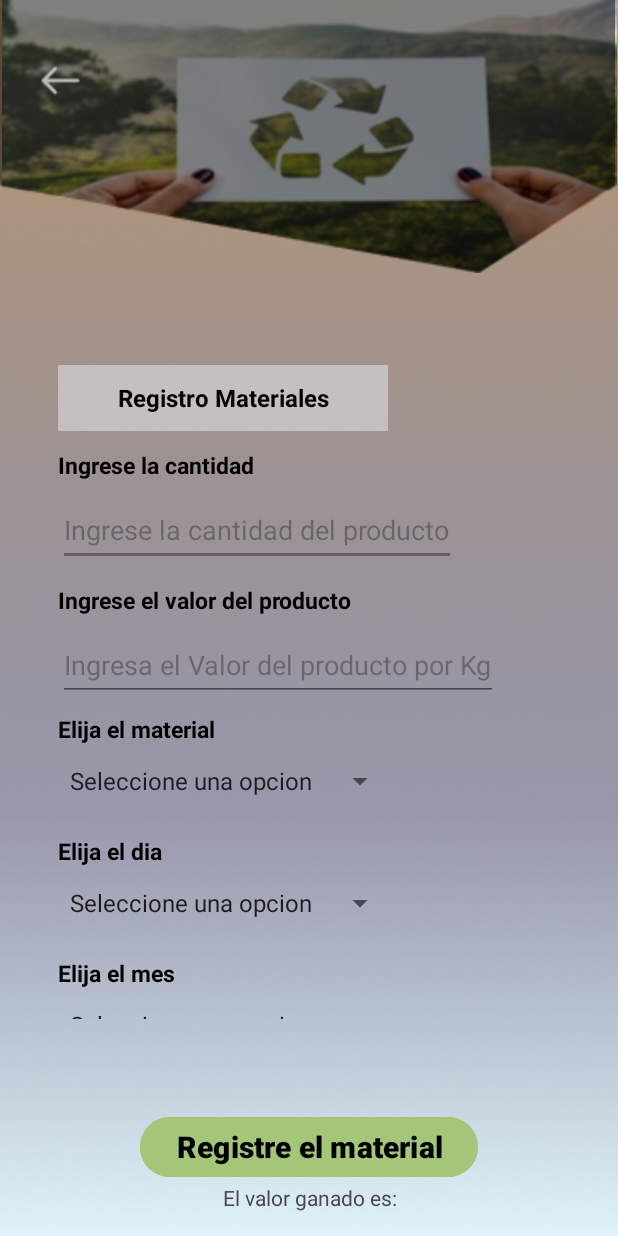
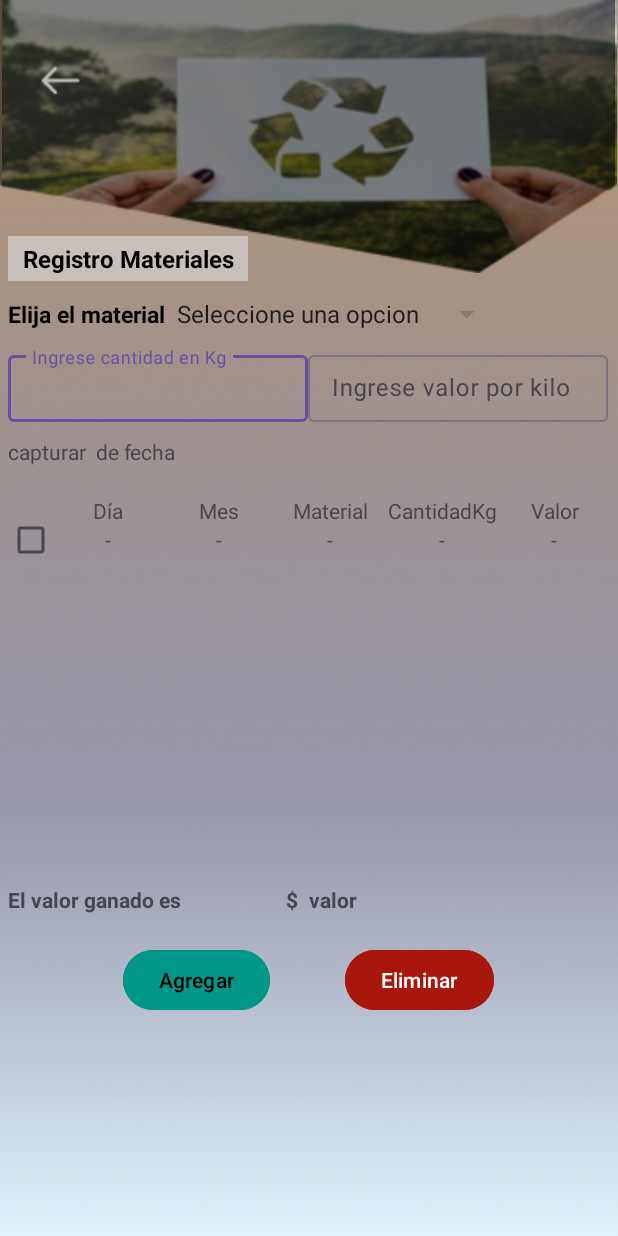
Before and after one commit to noelia333/EcoReciclaje, an Android app: the registro_materiales screen opened directly, with no data from a screen before it, on a phone screen of 412 x 824 dp. Run offline under Robolectric (Android 15) with nearby library versions, the phone set to English and light mode, and no system bars; 4 statements that could not run were skipped.

Commit message:
actualizacion xml registro_materiales

```diff
--- a/app/src/main/res/layout/activity_registro_materiales.xml
+++ b/app/src/main/res/layout/activity_registro_materiales.xml
@@ -12,7 +12,11 @@
         android:layout_width="match_parent"
         android:layout_height="match_parent"
         android:scaleType="centerCrop"
-        android:src="@drawable/fondo" />
+        android:src="@drawable/fondo"
+        app:layout_constraintBottom_toBottomOf="parent"
+        app:layout_constraintEnd_toEndOf="parent"
+        app:layout_constraintStart_toStartOf="parent"
+        app:layout_constraintTop_toTopOf="parent" />
 
     <ImageView
         android:id="@+id/imageView3"
@@ -50,21 +54,21 @@
         app:layout_constraintTop_toTopOf="@+id/imageView" />
 
     <LinearLayout
-        android:id="@+id/linearLayout"
-        android:layout_width="393dp"
-        android:layout_height="476dp"
+        android:layout_width="match_parent"
+        android:layout_height="wrap_content"
+        android:layout_marginTop="152dp"
         android:orientation="vertical"
-        android:padding="20dp"
-        app:layout_constraintBottom_toTopOf="@+id/linearLayout4"
+
+        android:padding="5dp"
         app:layout_constraintEnd_toEndOf="parent"
-        app:layout_constraintHorizontal_bias="1.0"
+        app:layout_constraintHorizontal_bias="0.0"
         app:layout_constraintStart_toStartOf="parent"
-        app:layout_constraintTop_toBottomOf="@+id/imageView3">
+        app:layout_constraintTop_toTopOf="parent">
 
         <TextView
             android:id="@+id/textView3"
-            android:layout_width="220dp"
-            android:layout_height="44dp"
+            android:layout_width="160dp"
+            android:layout_height="30dp"
             android:background="#A3D9D9D9"
             android:gravity="center"
             android:text="Registro Materiales"
@@ -73,45 +77,17 @@
             android:textSize="16dp"
             android:textStyle="bold" />
 
-        <TextView
-            android:id="@+id/textView4"
-            android:layout_width="wrap_content"
-            android:layout_height="26dp"
-            android:layout_marginTop="12dp"
-            android:text="Ingrese la cantidad"
-            android:textColor="@color/black"
-            android:textSize="15sp"
-            android:textStyle="bold" />
 
-        <EditText
-            android:id="@+id/Peso"
-            android:layout_width="wrap_content"
-            android:layout_height="48dp"
-            android:layout_marginTop="4dp"
-            android:hint="Ingrese la cantidad del producto" />
-
-        <TextView
-            android:id="@+id/textView5"
-            android:layout_width="wrap_content"
-            android:layout_height="26dp"
-            android:layout_marginTop="12dp"
-            android:text="Ingrese el valor del producto"
-            android:textColor="@color/black"
-            android:textSize="15sp"
-            android:textStyle="bold" />
-
-        <EditText
-            android:id="@+id/Valor"
-            android:layout_width="wrap_content"
-            android:layout_height="48dp"
-            android:layout_marginTop="4dp"
-            android:hint="Ingresa el Valor del producto por Kg" />
+        <LinearLayout
+            android:layout_width="match_parent"
+            android:layout_height="wrap_content"
+            android:layout_marginTop="10dp"
+            android:orientation="horizontal">
 
             <TextView
                 android:id="@+id/textView7"
                 android:layout_width="wrap_content"
                 android:layout_height="wrap_content"
-            android:layout_marginTop="8dp"
                 android:text="Elija el material"
                 android:textColor="@color/black"
                 android:textSize="15sp"
@@ -120,72 +96,229 @@
             <Spinner
                 android:id="@+id/choose_item"
                 android:layout_width="wrap_content"
-            android:layout_height="48dp"
+                android:layout_height="wrap_content"
                 android:entries="@array/material" />
 
-        <TextView
-            android:id="@+id/textView10"
-            android:layout_width="wrap_content"
+        </LinearLayout>
+
+
+        <LinearLayout
+            android:layout_width="match_parent"
             android:layout_height="wrap_content"
-            android:layout_marginTop="12dp"
-            android:text="Elija el dia"
-            android:textColor="@color/black"
-            android:textSize="15sp"
-            android:textStyle="bold" />
+            android:layout_marginTop="10dp"
+            android:orientation="horizontal">
 
-        <Spinner
-            android:id="@+id/spinner"
-            android:layout_width="wrap_content"
-            android:layout_height="48dp"
-            android:entries="@array/dia" />
+
+            <com.google.android.material.textfield.TextInputLayout
+
+                android:id="@+id/etIngreNombre"
+                android:layout_width="200dp"
+                android:layout_height="50dp"
+                android:hint="Ingrese cantidad en Kg">
+
+
+                <com.google.android.material.textfield.TextInputEditText
+                    android:layout_width="200dp"
+                    android:layout_height="wrap_content"
+                    android:inputType="text" />
+
+            </com.google.android.material.textfield.TextInputLayout>
+
+            <com.google.android.material.textfield.TextInputLayout
+
+                android:id="@+id/etIngre"
+                android:layout_width="200dp"
+                android:layout_height="50dp"
+                android:hint="Ingrese valor por kilo ">
+
+                <com.google.android.material.textfield.TextInputEditText
+                    android:layout_width="200dp"
+                    android:layout_height="wrap_content"
+                    android:inputType="text" />
+
+            </com.google.android.material.textfield.TextInputLayout>
+
+
+
+
+
+        </LinearLayout>
 
         <TextView
-            android:id="@+id/textView8"
-            android:layout_width="wrap_content"
+            android:layout_width="match_parent"
+            android:layout_height="match_parent"
+            android:layout_marginTop="10dp"
+            android:text="capturar  de fecha"/>
+
+        <ScrollView
+            android:layout_width="match_parent"
+            android:layout_height="match_parent"
+            android:layout_marginTop="20dp">
+
+            <TableLayout
+                android:layout_width="match_parent"
+                android:layout_height="wrap_content">
+
+                <!-- Encabezado de la tabla -->
+                <TableRow
+                    android:layout_width="match_parent"
+                    android:layout_height="wrap_content">
+
+                    <!-- Checkbox para eliminación -->
+                    <CheckBox
+                        android:id="@+id/checkEliminarEncabezado"
+                        android:layout_width="0dp"
+                        android:layout_height="1dp"
+                        android:layout_gravity="center_vertical"
+                        android:visibility="invisible"/>
+
+                    <!-- Campos para día, mes, material, cantidad, kg, valor -->
+                    <TextView
+                        android:text="Día"
+                        android:layout_width="0dp"
+                        android:layout_weight="1"
+                        android:gravity="center"/>
+
+                    <TextView
+                        android:text="Mes"
+                        android:layout_width="0dp"
+                        android:layout_weight="1"
+                        android:gravity="center"/>
+
+                    <TextView
+                        android:text="Material"
+                        android:layout_width="0dp"
+                        android:layout_weight="1"
+                        android:gravity="center"/>
+
+                    <TextView
+                        android:text="CantidadKg"
+                        android:layout_width="0dp"
+                        android:layout_weight="1"
+                        android:gravity="center"/>
+
+                    <TextView
+                        android:text="Valor"
+                        android:layout_width="0dp"
+                        android:layout_weight="1"
+                        android:gravity="center"/>
+                </TableRow>
+
+                <!-- Filas de la tabla -->
+                <!-- Puedes agregar más TableRow según sea necesario, ya sea en el diseño o dinámicamente en tiempo de ejecución -->
+
+                <!-- Ejemplo de fila 1 -->
+                <TableRow
+                    android:layout_width="match_parent"
+                    android:layout_height="wrap_content">
+
+                    <!-- Checkbox para eliminación -->
+                    <CheckBox
+                        android:id="@+id/checkEliminarFila1"
+                        android:layout_width="30dp"
+                        android:layout_height="20dp"
+                        android:layout_gravity="center_vertical"/>
+
+                    <!-- Campos para día, mes, material, cantidad, kg, valor -->
+                    <TextView
+                        android:id="@+id/tvDia"
+                        android:text="-"
+                        android:layout_width="0dp"
+                        android:layout_weight="1"
+                        android:gravity="center"/>
+
+                    <TextView
+                        android:id="@+id/tvMes"
+                        android:text="-"
+                        android:layout_width="0dp"
+                        android:layout_weight="1"
+                        android:gravity="center"/>
+
+                    <TextView
+                        android:id="@+id/tvMaterial"
+                        android:text="-"
+                        android:layout_width="0dp"
+                        android:layout_weight="1"
+                        android:gravity="center"/>
+
+                    <TextView
+                        android:id="@+id/tvCantidad"
+                        android:text="-"
+                        android:layout_width="0dp"
+                        android:layout_weight="1"
+                        android:gravity="center"/>
+
+                    <TextView
+                        android:id="@+id/tvValor"
+                        android:text="-"
+                        android:layout_width="0dp"
+                        android:layout_weight="1"
+                        android:gravity="center"/>
+                </TableRow>
+
+            </TableLayout>
+
+
+        </ScrollView>
+
+
+        <LinearLayout
+            android:layout_width="match_parent"
+            android:layout_height="match_parent"
+            android:orientation="horizontal">
+
+            <TextView
+                android:id="@+id/tvtotal"
+                android:layout_width="200dp"
                 android:layout_height="wrap_content"
-            android:layout_marginTop="12dp"
-            android:text="Elija el mes"
-            android:textColor="@color/black"
-            android:textSize="15sp"
-            android:textStyle="bold" />
 
-        <Spinner
-            android:id="@+id/spinner2"
-            android:layout_width="wrap_content"
-            android:layout_height="48dp"
-            android:entries="@array/mes" />
+                android:layout_marginTop="220dp"
+                android:text="El valor ganado es                     $"
+                android:textStyle="bold"
+                android:layout_weight="1"/>
+
+            <TextView
+                android:id="@+id/textView11"
+                android:layout_width="200dp"
+                android:layout_height="wrap_content"
+                android:layout_weight="1"
+                android:layout_marginTop="220dp"
+                android:text="valor"
+                android:textStyle="bold"
+                />
+
 
         </LinearLayout>
 
         <LinearLayout
-        android:id="@+id/linearLayout4"
             android:layout_width="match_parent"
-        android:layout_height="wrap_content"
-        android:layout_marginBottom="16dp"
-        android:orientation="vertical"
-        app:layout_constraintBottom_toBottomOf="parent"
-        app:layout_constraintEnd_toEndOf="parent"
-        app:layout_constraintHorizontal_bias="1.0"
-        app:layout_constraintStart_toStartOf="parent">
+            android:layout_height="match_parent"
+            android:orientation="horizontal"
+            android:gravity="center"
+            android:layout_marginTop="20dp">
+
+
 
             <Button
-            android:id="@+id/btn_registe_material"
+                android:id="@+id/button"
                 android:layout_width="wrap_content"
                 android:layout_height="wrap_content"
-            android:layout_gravity="center"
-            android:backgroundTint="#A3C679"
-            android:text="Registre el material"
-            android:textColor="@color/black"
-            android:textSize="20sp"
-            android:textStyle="bold" />
+                android:backgroundTint="#009688"
+                android:text="Agregar"
+                android:textColor="@color/black" />
 
-        <TextView
-            android:id="@+id/tvtotal"
-            android:layout_width="match_parent"
+            <Space
+                android:layout_width="50dp"
                 android:layout_height="wrap_content"
-            android:gravity="center"
-            android:text="El valor ganado es:" />
+                />
 
+            <Button
+                android:id="@+id/button2"
+                android:layout_width="wrap_content"
+                android:layout_height="wrap_content"
+                android:text="Eliminar"
+                android:backgroundTint="#A8170C"/>
+        </LinearLayout>
 
     </LinearLayout>
 
```
Lines whose indentation alone changed are shown as unchanged.
